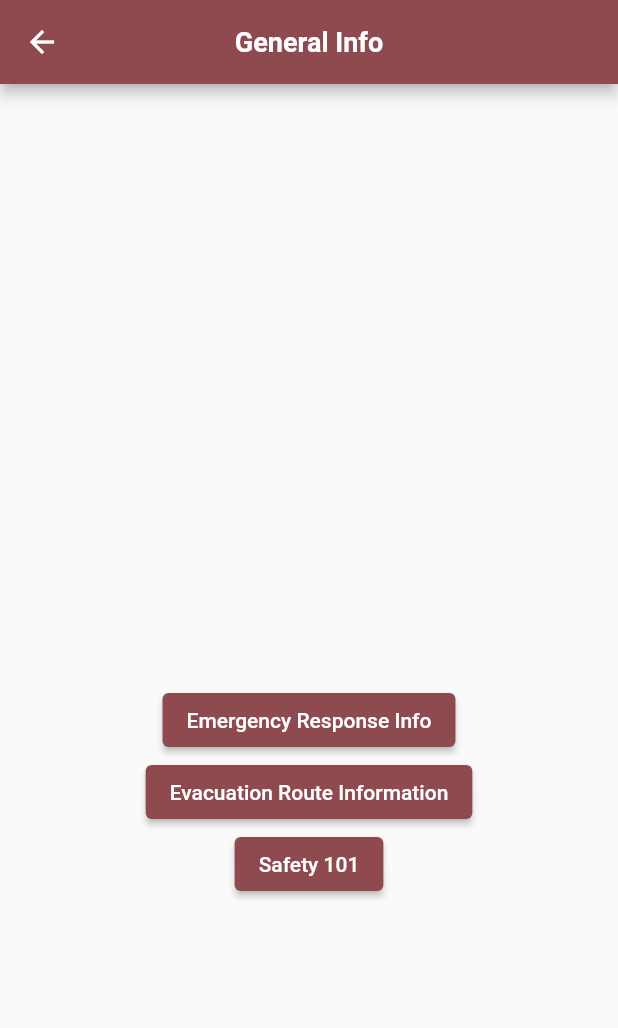
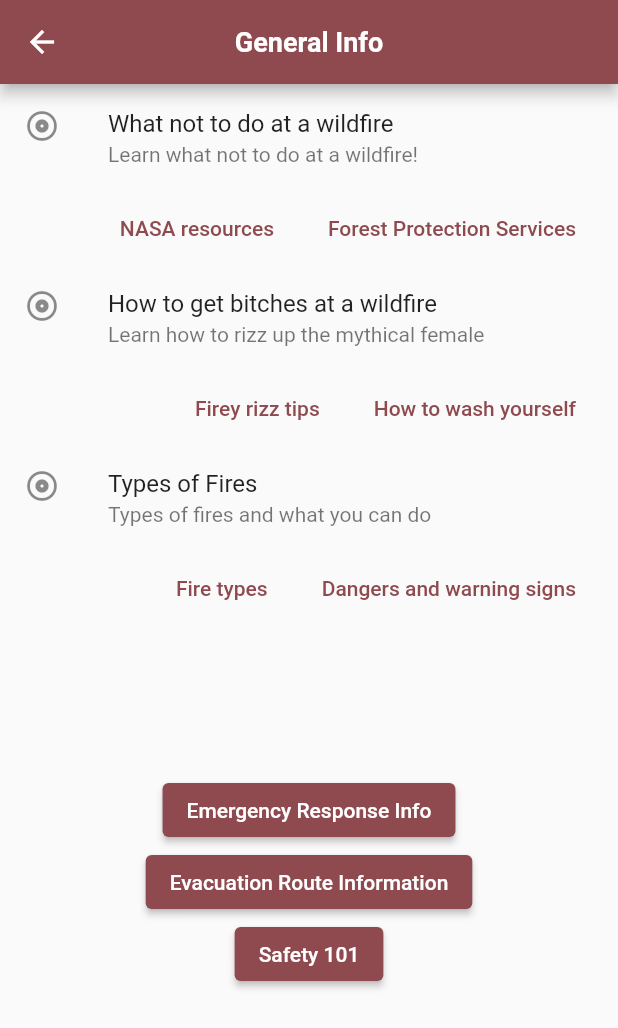
Before and after one commit to Space-Hackerz/firewatch-app, a Flutter app: the GeneralInformation screen opened by its route, on a phone screen of 412 x 824 dp. Shown: the top 1028 px of the screen. Run offline on Flutter 3.47's test engine with Material 2 defaults, Android fonts, the phone set to English and light mode, and no system bars.

Commit message:
General Info Page Updated with Cards

```diff
--- a/lib/Pages/general_information_page.dart
+++ b/lib/Pages/general_information_page.dart
@@ -1,5 +1,5 @@
+import 'package:firewatch/Widgets/CustomCard.dart';
 import 'package:flutter/material.dart';
-
 class GeneralInformation extends StatelessWidget {
   const GeneralInformation({super.key});
 
@@ -19,7 +19,31 @@ class GeneralInformation extends StatelessWidget {
       body:Center(
         child:Column(
           children: <Widget>[
-            const SizedBox(height: 400),
+           CustomCard(
+               cardTitle: "What not to do at a wildfire",
+               subTitle: "Learn what not to do at a wildfire!",
+               cardIcon: Icon(Icons.album_outlined),
+               button1_name: "NASA resources",
+               button1_onPressed: (){},
+               button2_name: "Forest Protection Services",
+               button2_onPressed: (){}),
+            CustomCard(
+                cardTitle: "How to get bitches at a wildfire",
+                subTitle: "Learn how to rizz up the mythical female",
+                cardIcon: Icon(Icons.album_outlined),
+                button1_name: "Firey rizz tips",
+                button1_onPressed: (){},
+                button2_name: "How to wash yourself",
+                button2_onPressed: (){}),
+            CustomCard(
+                cardTitle: "Types of Fires",
+                subTitle: "Types of fires and what you can do",
+                cardIcon: Icon(Icons.album_outlined),
+                button1_name: "Fire types",
+                button1_onPressed: (){},
+                button2_name: "Dangers and warning signs",
+                button2_onPressed: (){}),
+            const SizedBox(height: 100),
             ElevatedButton(
               onPressed: () {},
               child: const Text('Emergency Response Info'),
@@ -31,7 +55,7 @@ class GeneralInformation extends StatelessWidget {
             ElevatedButton(
               onPressed: () {},
               child: const Text('Safety 101'),
-            )
+            ),
           ],
         ),
       )
--- /dev/null
+++ b/lib/Widgets/CustomCard.dart
@@ -0,0 +1,44 @@
+import 'package:flutter/material.dart';
+class CustomCard extends StatelessWidget {
+  final String cardTitle;
+  final String subTitle;
+  final Icon cardIcon;
+  final String button1_name;
+  final VoidCallback button1_onPressed;
+  final String button2_name;
+  final VoidCallback button2_onPressed;
+  const CustomCard(
+      {super.key, required this.cardTitle, required this.subTitle,
+      required this.cardIcon, required this.button1_name,
+      required this.button1_onPressed, required this.button2_name,
+      required this.button2_onPressed});
+  @override
+  Widget build(BuildContext context) {
+    return Center(
+        child: Column(
+            mainAxisAlignment: MainAxisAlignment.center,
+          children: <Widget>[
+            ListTile(
+              leading: cardIcon,
+              title: Text(cardTitle),
+              subtitle: Text(subTitle),
+            ),
+            Row(
+              mainAxisAlignment: MainAxisAlignment.end,
+              children: <Widget>[
+                TextButton(
+                  child: Text(button1_name),
+                  onPressed: button1_onPressed,
+                ),
+                const SizedBox(width: 20),
+                TextButton(
+                  child: Text(button2_name),
+                  onPressed: button2_onPressed,
+                ),
+                const SizedBox(width: 20),
+              ],
+            ),
+          ],
+        ));
+  }
+}
```
